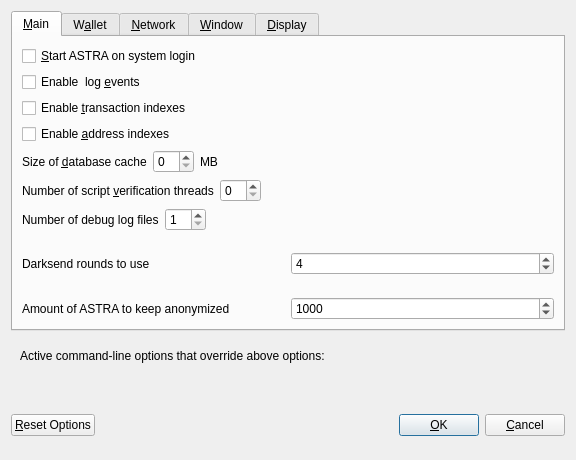
KingricharVD/astra, file src/qt/forms/optionsdialog.ui: the form before one commit.
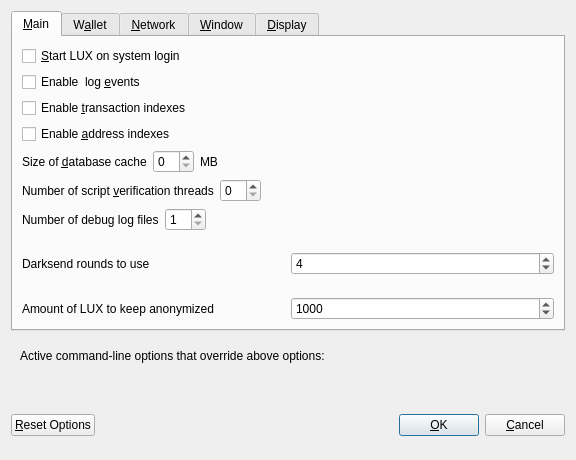
The form after the commit. The open tabs and pages were chosen to show the change. Custom widgets are drawn as their Qt base class.

Patch:
```diff
--- a/src/qt/forms/optionsdialog.ui
+++ b/src/qt/forms/optionsdialog.ui
@@ -33,7 +33,7 @@
           <string>Automatically start ASTRA after logging in to the system.</string>
          </property>
          <property name="text">
-          <string>&amp;Start ASTRA on system login</string>
+          <string>&amp;Start LUX on system login</string>
          </property>
         </widget>
        </item>
@@ -242,7 +242,7 @@
             <string notr="true"/>
            </property>
            <property name="text">
-            <string>Amount of ASTRA to keep anonymized</string>
+            <string>Amount of LUX to keep anonymized</string>
            </property>
           </widget>
          </item>
```
Left out of the diff: 16 changed lines with no effect on the pictures.
